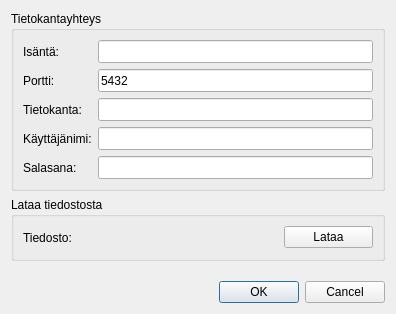
Before: the Qt Designer form db_settings.ui in ernoma/yleiskaava, drawn with Qt 5.
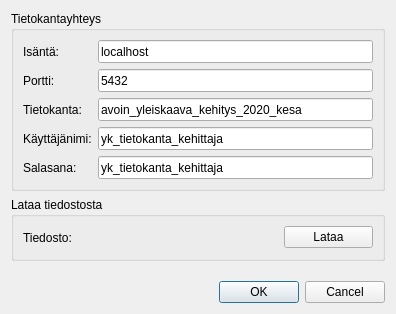
After: the same form once the commit is applied. Custom widgets are drawn as their Qt base class.

```diff
--- a/db_settings.ui
+++ b/db_settings.ui
@@ -39,6 +39,9 @@
               <height>23</height>
              </size>
             </property>
+            <property name="text">
+             <string>localhost</string>
+            </property>
             <property name="qgisRelation" stdset="0">
              <string notr="true"/>
             </property>
@@ -85,6 +88,9 @@
               <height>23</height>
              </size>
             </property>
+            <property name="text">
+             <string>avoin_yleiskaava_kehitys_2020_kesa</string>
+            </property>
             <property name="qgisRelation" stdset="0">
              <string notr="true"/>
             </property>
@@ -106,7 +112,7 @@
              </size>
             </property>
             <property name="text">
-             <string/>
+             <string>yk_tietokanta_kehittaja</string>
             </property>
             <property name="qgisRelation" stdset="0">
              <string notr="true"/>
@@ -128,6 +134,9 @@
               <height>23</height>
              </size>
             </property>
+            <property name="text">
+             <string>yk_tietokanta_kehittaja</string>
+            </property>
            </widget>
           </item>
          </layout>
```
Left out of the diff: 6 changed lines with no effect on the pictures.
